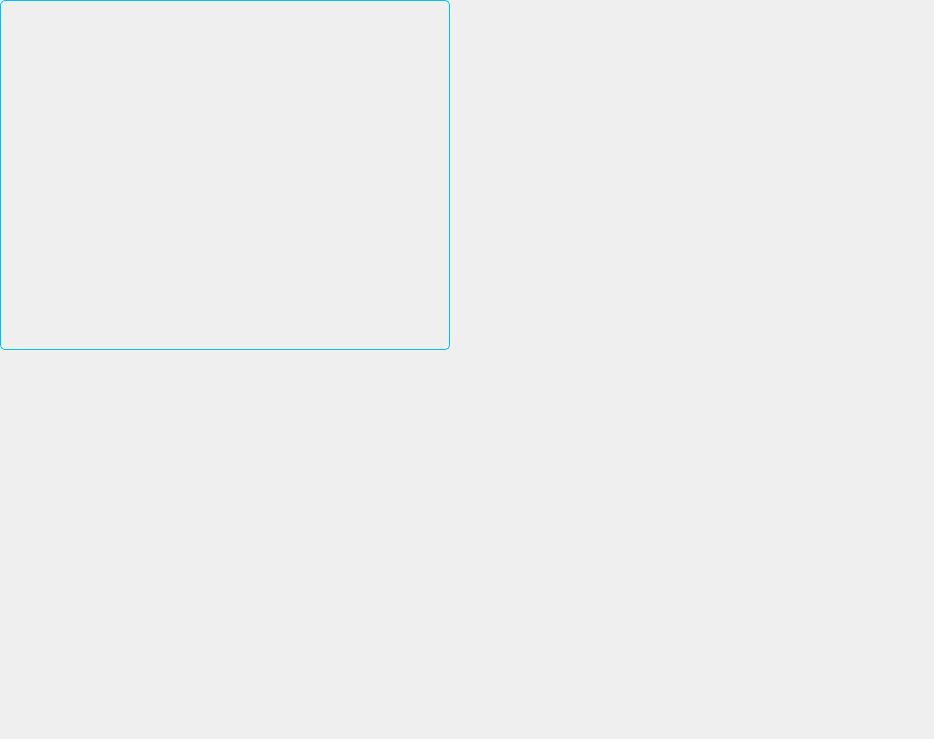
Qt form TIM/findpassword.ui (Sunlx5522/TFW_PROJECT) before a commit.
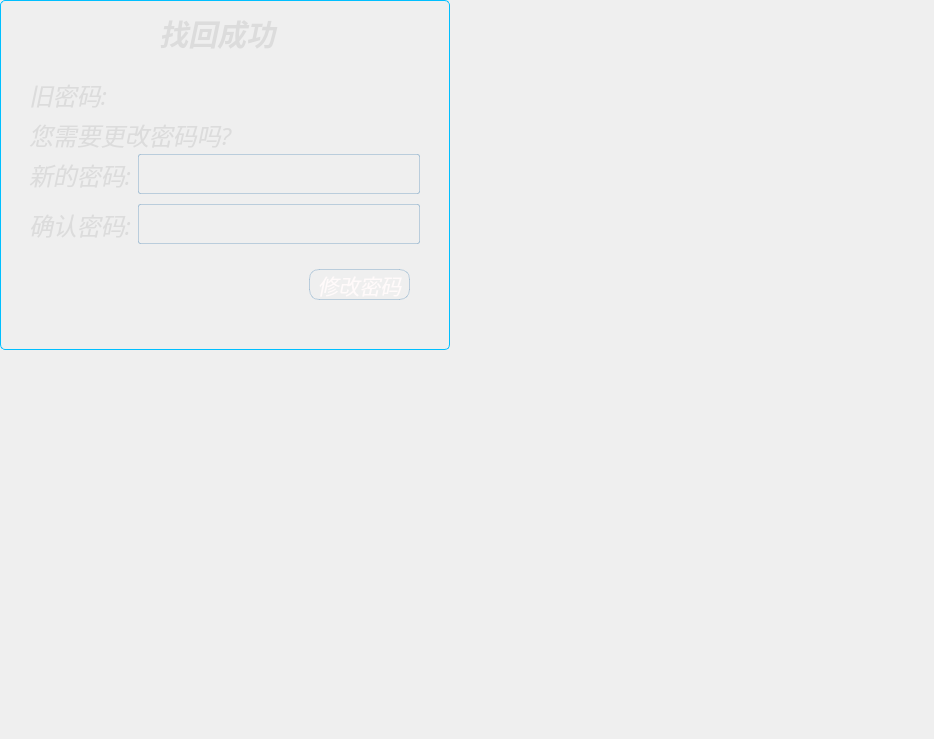
The same form after that commit. The open tabs and pages were chosen to show the change. Icons and pictures are not drawn.

Diff of the .ui file:
```diff
--- a/TIM/findpassword.ui
+++ b/TIM/findpassword.ui
@@ -492,7 +492,455 @@
       </property>
      </widget>
     </widget>
-    <widget class="QWidget" name="page_2"/>
+    <widget class="QWidget" name="page_2">
+     <widget class="QLabel" name="brandName_6">
+      <property name="geometry">
+       <rect>
+        <x>130</x>
+        <y>0</y>
+        <width>131</width>
+        <height>49</height>
+       </rect>
+      </property>
+      <property name="font">
+       <font>
+        <family>方正姚体</family>
+        <pointsize>22</pointsize>
+        <weight>75</weight>
+        <italic>true</italic>
+        <bold>true</bold>
+       </font>
+      </property>
+      <property name="styleSheet">
+       <string notr="true">/*产品名称*/
+color:#DCDCDC;/*设置字体颜色*/</string>
+      </property>
+      <property name="text">
+       <string>找回成功</string>
+      </property>
+     </widget>
+     <widget class="QWidget" name="horizontalLayoutWidget">
+      <property name="geometry">
+       <rect>
+        <x>0</x>
+        <y>60</y>
+        <width>391</width>
+        <height>51</height>
+       </rect>
+      </property>
+      <layout class="QHBoxLayout" name="horizontalLayout">
+       <item>
+        <widget class="QLabel" name="brandName_7">
+         <property name="font">
+          <font>
+           <family>方正姚体</family>
+           <pointsize>18</pointsize>
+           <weight>50</weight>
+           <italic>true</italic>
+           <bold>false</bold>
+          </font>
+         </property>
+         <property name="styleSheet">
+          <string notr="true">/*产品名称*/
+color:#DCDCDC;/*设置字体颜色*/</string>
+         </property>
+         <property name="text">
+          <string>旧密码:</string>
+         </property>
+        </widget>
+       </item>
+       <item>
+        <widget class="QLineEdit" name="passwordback">
+         <property name="minimumSize">
+          <size>
+           <width>250</width>
+           <height>40</height>
+          </size>
+         </property>
+         <property name="maximumSize">
+          <size>
+           <width>16777215</width>
+           <height>40</height>
+          </size>
+         </property>
+         <property name="font">
+          <font>
+           <family>Arial</family>
+           <pointsize>15</pointsize>
+           <italic>true</italic>
+          </font>
+         </property>
+         <property name="styleSheet">
+          <string notr="true"> /*文本输入框 账号输入*/
+QLineEdit{
+/*非悬浮时颜色设置*/
+color:#FFFAFA;
+border-style:outset;/*设置边框*/
+background-color: rgba(255,255,255,0);
+
+
+
+}
+</string>
+         </property>
+         <property name="text">
+          <string/>
+         </property>
+         <property name="maxLength">
+          <number>25</number>
+         </property>
+         <property name="readOnly">
+          <bool>true</bool>
+         </property>
+         <property name="placeholderText">
+          <string/>
+         </property>
+         <property name="clearButtonEnabled">
+          <bool>false</bool>
+         </property>
+        </widget>
+       </item>
+      </layout>
+     </widget>
+     <widget class="QLabel" name="brandName_9">
+      <property name="geometry">
+       <rect>
+        <x>0</x>
+        <y>110</y>
+        <width>251</width>
+        <height>31</height>
+       </rect>
+      </property>
+      <property name="font">
+       <font>
+        <family>方正姚体</family>
+        <pointsize>18</pointsize>
+        <weight>50</weight>
+        <italic>true</italic>
+        <bold>false</bold>
+       </font>
+      </property>
+      <property name="styleSheet">
+       <string notr="true">/*产品名称*/
+color:#DCDCDC;/*设置字体颜色*/</string>
+      </property>
+      <property name="text">
+       <string>您需要更改密码吗?</string>
+      </property>
+     </widget>
+     <widget class="QWidget" name="horizontalLayoutWidget_2">
+      <property name="geometry">
+       <rect>
+        <x>0</x>
+        <y>140</y>
+        <width>391</width>
+        <height>51</height>
+       </rect>
+      </property>
+      <layout class="QHBoxLayout" name="horizontalLayout_3">
+       <item>
+        <widget class="QLabel" name="brandName_10">
+         <property name="font">
+          <font>
+           <family>方正姚体</family>
+           <pointsize>18</pointsize>
+           <weight>50</weight>
+           <italic>true</italic>
+           <bold>false</bold>
+          </font>
+         </property>
+         <property name="styleSheet">
+          <string notr="true">/*产品名称*/
+color:#DCDCDC;/*设置字体颜色*/</string>
+         </property>
+         <property name="text">
+          <string>新的密码:</string>
+         </property>
+        </widget>
+       </item>
+       <item>
+        <widget class="QLineEdit" name="newpassword1">
+         <property name="minimumSize">
+          <size>
+           <width>250</width>
+           <height>40</height>
+          </size>
+         </property>
+         <property name="maximumSize">
+          <size>
+           <width>16777215</width>
+           <height>40</height>
+          </size>
+         </property>
+         <property name="font">
+          <font>
+           <family>Arial</family>
+           <pointsize>15</pointsize>
+           <italic>true</italic>
+          </font>
+         </property>
+         <property name="styleSheet">
+          <string notr="true"> /*文本输入框 账号输入*/
+QLineEdit{
+/*非悬浮时颜色设置*/
+color:#FFFAFA;
+border-style:outset;/*设置边框*/
+background-color: rgba(255,255,255,0);
+border-radius:2px;/*边框圆角半径设置*/
+border: 1px solid rgba(70,130,180, 80)
+
+}
+QLineEdit::hover
+{
+/*悬浮时颜色设置*/
+background-color:rgba(135,206,250, 255);
+}</string>
+         </property>
+         <property name="text">
+          <string/>
+         </property>
+         <property name="maxLength">
+          <number>25</number>
+         </property>
+         <property name="readOnly">
+          <bool>false</bool>
+         </property>
+         <property name="placeholderText">
+          <string/>
+         </property>
+         <property name="clearButtonEnabled">
+          <bool>false</bool>
+         </property>
+        </widget>
+       </item>
+      </layout>
+     </widget>
+     <widget class="QWidget" name="horizontalLayoutWidget_3">
+      <property name="geometry">
+       <rect>
+        <x>0</x>
+        <y>190</y>
+        <width>391</width>
+        <height>51</height>
+       </rect>
+      </property>
+      <layout class="QHBoxLayout" name="horizontalLayout_4">
+       <item>
+        <widget class="QLabel" name="brandName_11">
+         <property name="font">
+          <font>
+           <family>方正姚体</family>
+           <pointsize>18</pointsize>
+           <weight>50</weight>
+           <italic>true</italic>
+           <bold>false</bold>
+          </font>
+         </property>
+         <property name="styleSheet">
+          <string notr="true">/*产品名称*/
+color:#DCDCDC;/*设置字体颜色*/</string>
+         </property>
+         <property name="text">
+          <string>确认密码:</string>
+         </property>
+        </widget>
+       </item>
+       <item>
+        <widget class="QLineEdit" name="newpassword2">
+         <property name="minimumSize">
+          <size>
+           <width>250</width>
+           <height>40</height>
+          </size>
+         </property>
+         <property name="maximumSize">
+          <size>
+           <width>16777215</width>
+           <height>40</height>
+          </size>
+         </property>
+         <property name="font">
+          <font>
+           <family>Arial</family>
+           <pointsize>15</pointsize>
+           <italic>true</italic>
+          </font>
+         </property>
+         <property name="styleSheet">
+          <string notr="true"> /*文本输入框 账号输入*/
+QLineEdit{
+/*非悬浮时颜色设置*/
+color:#FFFAFA;
+border-style:outset;/*设置边框*/
+background-color: rgba(255,255,255,0);
+border-radius:2px;/*边框圆角半径设置*/
+border: 1px solid rgba(70,130,180, 80)
+
+}
+QLineEdit::hover
+{
+/*悬浮时颜色设置*/
+background-color:rgba(135,206,250, 255);
+}</string>
+         </property>
+         <property name="text">
+          <string/>
+         </property>
+         <property name="maxLength">
+          <number>25</number>
+         </property>
+         <property name="readOnly">
+          <bool>false</bool>
+         </property>
+         <property name="placeholderText">
+          <string/>
+         </property>
+         <property name="clearButtonEnabled">
+          <bool>false</bool>
+         </property>
+        </widget>
+       </item>
+      </layout>
+     </widget>
+     <widget class="QPushButton" name="changePassword">
+      <property name="geometry">
+       <rect>
+        <x>280</x>
+        <y>260</y>
+        <width>101</width>
+        <height>31</height>
+       </rect>
+      </property>
+      <property name="minimumSize">
+       <size>
+        <width>0</width>
+        <height>0</height>
+       </size>
+      </property>
+      <property name="maximumSize">
+       <size>
+        <width>16777215</width>
+        <height>16777215</height>
+       </size>
+      </property>
+      <property name="font">
+       <font>
+        <family>方正姚体</family>
+        <pointsize>16</pointsize>
+        <weight>50</weight>
+        <italic>true</italic>
+        <bold>false</bold>
+       </font>
+      </property>
+      <property name="cursor">
+       <cursorShape>PointingHandCursor</cursorShape>
+      </property>
+      <property name="styleSheet">
+       <string notr="true">/*登录按钮*/
+QPushButton{
+/*静置时设置*/
+color:#FFFAFA;/*字体颜色设置*/
+background-color:rgba(70,130,180, 0);/*背景颜色设置*/  
+border-style:outset;/*背景颜色设置*/
+border-radius:10px;/*边框圆角半径设置*/
+border: 1px solid rgba(70,130,180, 80)
+}
+
+QPushButton:hover{
+/*悬停时设置*/ /*由于与内部代码有冲突 已弃用*/
+background-color:rgba(135,206,250, 255);
+border-style:outset;/*边框设置*/
+}
+QPushButton:pressed{
+/*按压时设置*/
+background-color:rgba(173,216,230, 255);
+/*背景颜色设置*/
+border-style:inset;/*边框设置*/
+}</string>
+      </property>
+      <property name="text">
+       <string>修改密码</string>
+      </property>
+     </widget>
+     <widget class="QLabel" name="display">
+      <property name="geometry">
+       <rect>
+        <x>0</x>
+        <y>250</y>
+        <width>191</width>
+        <height>49</height>
+       </rect>
+      </property>
+      <property name="font">
+       <font>
+        <family>方正姚体</family>
+        <pointsize>22</pointsize>
+        <weight>75</weight>
+        <italic>true</italic>
+        <bold>true</bold>
+       </font>
+      </property>
+      <property name="styleSheet">
+       <string notr="true">/*产品名称*/
+color:#DCDCDC;/*设置字体颜色*/</string>
+      </property>
+      <property name="text">
+       <string/>
+      </property>
+     </widget>
+    </widget>
+    <widget class="QWidget" name="page_3">
+     <widget class="QLabel" name="brandName_8">
+      <property name="geometry">
+       <rect>
+        <x>130</x>
+        <y>0</y>
+        <width>131</width>
+        <height>49</height>
+       </rect>
+      </property>
+      <property name="font">
+       <font>
+        <family>方正姚体</family>
+        <pointsize>22</pointsize>
+        <weight>75</weight>
+        <italic>true</italic>
+        <bold>true</bold>
+       </font>
+      </property>
+      <property name="styleSheet">
+       <string notr="true">/*产品名称*/
+color:#DCDCDC;/*设置字体颜色*/</string>
+      </property>
+      <property name="text">
+       <string>找回失败</string>
+      </property>
+     </widget>
+     <widget class="QTextEdit" name="textEdit">
+      <property name="geometry">
+       <rect>
+        <x>10</x>
+        <y>60</y>
+        <width>371</width>
+        <height>231</height>
+       </rect>
+      </property>
+      <property name="font">
+       <font>
+        <family>方正姚体</family>
+        <pointsize>14</pointsize>
+        <italic>false</italic>
+       </font>
+      </property>
+      <property name="styleSheet">
+       <string notr="true">color:#FFFAFA;/*字体颜色设置*/
+background-color: rgba(255,255,255,0);
+border-style:inset;/*背景颜色设置*/
+border-radius:2px;/*边框圆角半径设置*/
+border: 1px solid rgba(70,130,180, 80);</string>
+      </property>
+     </widget>
+    </widget>
    </widget>
   </widget>
  </widget>
```
Left out of the diff: 10 changed lines with no effect on the pictures.
